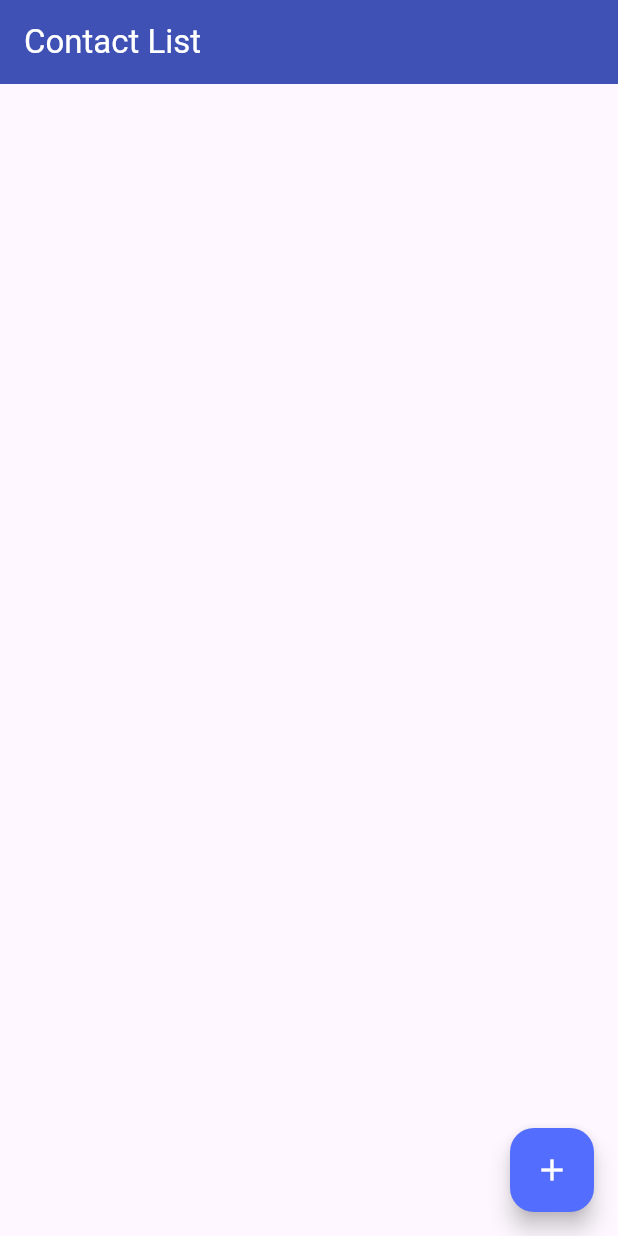
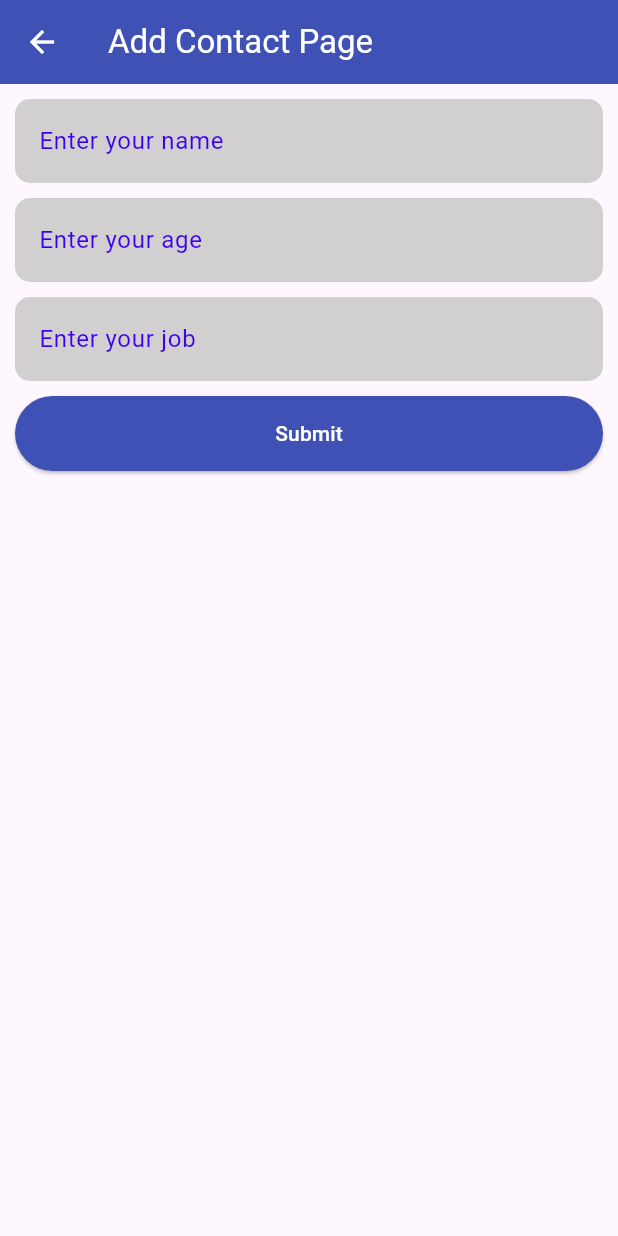
Before and after one commit to shwehnin/contact_app, a Flutter app: the screen it shows after launch, after a tap on the "add" icon, on a phone screen of 412 x 824 dp. Run offline on Flutter 3.47's test engine with Material 3 defaults, Android fonts, the phone set to English and light mode, and no system bars; our stand-ins replace bloc, dio, equatable, flutter_bloc, flutter_slidable, get_it and 1 more; generated files the repository leaves out were written again; network calls fail.

Commit message:
contact add and edit

```diff
--- a/lib/blocs/get/cubit/get_contact_cubit.dart
+++ b/lib/blocs/get/cubit/get_contact_cubit.dart
@@ -1,8 +1,31 @@
 import 'package:bloc/bloc.dart';
 import 'package:equatable/equatable.dart';
+import 'package:contact_app/repo/contact_repository.dart';
+import 'package:contact_app/data/models/contact_model.dart';
 
 part 'get_contact_state.dart';
 
 class GetContactCubit extends Cubit<GetContactState> {
-  GetContactCubit() : super(GetContactInitial());
+  final ContactRepository _contactRepository;
+  GetContactCubit(this._contactRepository) : super(GetContactInitial()) {
+    getContact();
+  }
+
+  void getContact() {
+    emit(GetContactLoading());
+    _contactRepository
+        .getContact()
+        .then((data) => emit(GetContactSuccess(contactList: data)))
+        .catchError(
+            (e) => emit(GetContactFailure(message: "Contact List Error $e")));
+  }
+
+  void deleteContact(String id) {
+    emit(GetContactLoading());
+    _contactRepository
+        .deleteContact(id)
+        .then((data) => getContact())
+        .catchError(
+            (e) => emit(GetContactFailure(message: "Contact delete error $e")));
+  }
 }
--- a/lib/blocs/get/cubit/get_contact_state.dart
+++ b/lib/blocs/get/cubit/get_contact_state.dart
@@ -8,3 +8,23 @@ sealed class GetContactState extends Equatable {
 }
 
 final class GetContactInitial extends GetContactState {}
+
+final class GetContactLoading extends GetContactState {}
+
+final class GetContactSuccess extends GetContactState {
+  final List<ContactModel> contactList;
+
+  const GetContactSuccess({required this.contactList});
+
+  @override
+  List<Object> get props => [contactList];
+}
+
+final class GetContactFailure extends GetContactState {
+  final String message;
+
+  const GetContactFailure({required this.message});
+
+  @override
+  List<Object> get props => [message];
+}
--- a/lib/blocs/post/cubit/post_contact_cubit.dart
+++ b/lib/blocs/post/cubit/post_contact_cubit.dart
@@ -1,8 +1,19 @@
 import 'package:bloc/bloc.dart';
 import 'package:equatable/equatable.dart';
+import 'package:contact_app/repo/contact_repository.dart';
+import 'package:contact_app/data/models/contact_model.dart';
 
 part 'post_contact_state.dart';
 
 class PostContactCubit extends Cubit<PostContactState> {
-  PostContactCubit() : super(PostContactInitial());
+  final ContactRepository _contactRepository;
+  PostContactCubit(this._contactRepository) : super(PostContactInitial());
+
+  void postContact(ContactModel contact) {
+    emit(PostContactLoading());
+    _contactRepository
+        .addContact(contact)
+        .then((data) => emit(PostContactSuccess()))
+        .catchError((e) => "Add Contact Error $e");
+  }
 }
--- a/lib/blocs/post/cubit/post_contact_state.dart
+++ b/lib/blocs/post/cubit/post_contact_state.dart
@@ -8,3 +8,15 @@ sealed class PostContactState extends Equatable {
 }
 
 final class PostContactInitial extends PostContactState {}
+
+final class PostContactLoading extends PostContactState {}
+
+final class PostContactSuccess extends PostContactState {}
+
+final class PostContactFailure extends PostContactState {
+  final String message;
+  const PostContactFailure({required this.message});
+
+  @override
+  List<Object> get props => [message];
+}
--- a/lib/blocs/put/cubit/edit_contact_state.dart
+++ b/lib/blocs/put/cubit/edit_contact_state.dart
@@ -8,3 +8,14 @@ sealed class EditContactState extends Equatable {
 }
 
 final class EditContactInitial extends EditContactState {}
+
+final class EditContactLoading extends EditContactState {}
+
+final class EditContactSuccess extends EditContactState {}
+
+final class EditContactFailure extends EditContactState {
+  final String message;
+  const EditContactFailure({required this.message});
+  @override
+  List<Object> get props => [message];
+}
--- /dev/null
+++ b/lib/components/custom_text_field.dart
@@ -0,0 +1,45 @@
+import 'package:flutter/material.dart';
+
+class CustomTextField extends StatelessWidget {
+  final String hintText;
+  final IconData? suffixIcon;
+  final Widget? prefixIcon;
+  final TextEditingController controller;
+  final String validateText;
+  final TextInputType? keyboardType;
+  const CustomTextField({
+    super.key,
+    required this.hintText,
+    this.suffixIcon,
+    this.prefixIcon,
+    required this.controller,
+    required this.validateText,
+    this.keyboardType,
+  });
+
+  @override
+  Widget build(BuildContext context) {
+    return TextFormField(
+      controller: controller,
+      cursorColor: Color.fromARGB(255, 103, 53, 252),
+      decoration: InputDecoration(
+        filled: true,
+        border: OutlineInputBorder(
+            borderRadius: BorderRadius.circular(10),
+            borderSide: BorderSide.none),
+        fillColor: Color.fromARGB(255, 209, 207, 207),
+        hintText: hintText,
+        suffixIcon: Icon(suffixIcon),
+        prefixIcon: prefixIcon,
+        hintStyle: TextStyle(color: const Color.fromARGB(255, 60, 2, 235)),
+      ),
+      keyboardType: keyboardType,
+      validator: (value) {
+        if (value!.isEmpty) {
+          return validateText;
+        }
+        return null;
+      },
+    );
+  }
+}
--- a/lib/main.dart
+++ b/lib/main.dart
@@ -1,7 +1,12 @@
 import 'package:flutter/material.dart';
+import 'package:flutter_bloc/flutter_bloc.dart';
+import 'package:contact_app/service_locator.dart';
+import 'package:contact_app/blocs/get/cubit/get_contact_cubit.dart';
 import 'package:contact_app/pages/contact/screen/contact_page.dart';
 
 void main() {
+  WidgetsFlutterBinding.ensureInitialized();
+  serviceLocator();
   return runApp(MyContactApp());
 }
 
@@ -24,7 +29,10 @@ class MyContactApp extends StatelessWidget {
           foregroundColor: Colors.white,
         ),
       ),
-      home: ContactPage(),
+      home: BlocProvider<GetContactCubit>(
+        create: (context) => getIt.call(),
+        child: ContactPage(),
+      ),
     );
   }
 }
--- /dev/null
+++ b/lib/pages/contact/screen/add_contact_page.dart
@@ -0,0 +1,42 @@
+import 'package:flutter/material.dart';
+import 'package:flutter_bloc/flutter_bloc.dart';
+import 'package:contact_app/service_locator.dart';
+import 'package:contact_app/pages/contact/widgets/contact_form.dart';
+import 'package:contact_app/blocs/post/cubit/post_contact_cubit.dart';
+
+class AddContactPage extends StatelessWidget {
+  const AddContactPage({super.key});
+
+  @override
+  Widget build(BuildContext context) {
+    return BlocProvider(
+      create: (context) => PostContactCubit(getIt.call()),
+      child: Scaffold(
+        appBar: AppBar(
+          title: Text("Add Contact Page"),
+        ),
+        body: BlocConsumer<PostContactCubit, PostContactState>(
+          listener: (context, state) {
+            if (state is PostContactSuccess) {
+              ScaffoldMessenger.of(context).showSnackBar(
+                  SnackBar(content: Text("Add Contact Successfully!")));
+              Navigator.pop(context, 'success');
+            }
+          },
+          builder: (context, state) {
+            if (state is PostContactLoading) {
+              return Center(
+                child: CircularProgressIndicator(),
+              );
+            } else if (state is PostContactFailure) {
+              return Center(
+                child: Text(state.message),
+              );
+            }
+            return ContactForm();
+          },
+        ),
+      ),
+    );
+  }
+}
--- a/lib/pages/contact/screen/contact_page.dart
+++ b/lib/pages/contact/screen/contact_page.dart
@@ -1,4 +1,9 @@
+import '../widgets/contact_list.dart';
 import 'package:flutter/material.dart';
+import 'package:flutter_bloc/flutter_bloc.dart';
+import 'package:contact_app/data/models/contact_model.dart';
+import 'package:contact_app/blocs/get/cubit/get_contact_cubit.dart';
+import 'package:contact_app/pages/contact/screen/add_contact_page.dart';
 
 class ContactPage extends StatelessWidget {
   const ContactPage({super.key});
@@ -9,11 +14,32 @@ class ContactPage extends StatelessWidget {
       appBar: AppBar(
         title: Text("Contact List"),
       ),
-      body: ListView(
-        children: [],
-      ),
+      body: BlocConsumer<GetContactCubit, GetContactState>(
+          listener: (context, state) {
+        if (state is GetContactFailure) {
+          Center(child: Text("Failed to load contacts"));
+        }
+      }, builder: (context, state) {
+        if (state is GetContactSuccess) {
+          List<ContactModel> contactList = state.contactList;
+          return ListView.builder(
+              itemCount: contactList.length,
+              itemBuilder: (context, index) {
+                return ContactList(contact: contactList[index]);
+              });
+        }
+        return Center(
+          child: CircularProgressIndicator(),
+        );
+      }),
       floatingActionButton: FloatingActionButton(
-        onPressed: () {},
+        onPressed: () async {
+          var result = await Navigator.push(
+              context, MaterialPageRoute(builder: (_) => AddContactPage()));
+          if (result != null && result == 'success') {
+            BlocProvider.of<GetContactCubit>(context).getContact();
+          }
+        },
         child: Icon(Icons.add),
       ),
     );
--- /dev/null
+++ b/lib/pages/contact/widgets/contact_form.dart
@@ -0,0 +1,117 @@
+import 'package:flutter/material.dart';
+import 'package:flutter_bloc/flutter_bloc.dart';
+import 'package:contact_app/data/models/contact_model.dart';
+import 'package:contact_app/components/custom_text_field.dart';
+import 'package:contact_app/blocs/put/cubit/edit_contact_cubit.dart';
+import 'package:contact_app/blocs/post/cubit/post_contact_cubit.dart';
+
+class ContactForm extends StatefulWidget {
+  final ContactModel? contact;
+  const ContactForm({
+    super.key,
+    this.contact,
+  });
+
+  @override
+  State<ContactForm> createState() => _ContactFormState();
+}
+
+class _ContactFormState extends State<ContactForm> {
+  final _formKey = GlobalKey<FormState>();
+  final TextEditingController nameController = TextEditingController();
+  final TextEditingController ageController = TextEditingController();
+  final TextEditingController jobController = TextEditingController();
+
+  @override
+  void initState() {
+    if (widget.contact != null) {
+      nameController.text = widget.contact?.name ?? '';
+      ageController.text = widget.contact?.age?.toString() ?? '';
+      jobController.text = widget.contact?.job ?? '';
+    }
+    super.initState();
+  }
+
+  @override
+  void dispose() {
+    nameController.dispose();
+    ageController.dispose();
+    jobController.dispose();
+    super.dispose();
+  }
+
+  @override
+  Widget build(BuildContext context) {
+    return Form(
+        key: _formKey,
+        child: ListView(
+          padding: EdgeInsets.symmetric(horizontal: 10, vertical: 10),
+          children: [
+            CustomTextField(
+              hintText: 'Enter your name',
+              controller: nameController,
+              validateText: 'Name is required',
+            ),
+            SizedBox(
+              height: 10,
+            ),
+            CustomTextField(
+              hintText: 'Enter your age',
+              controller: ageController,
+              validateText: 'Age is required',
+              keyboardType: TextInputType.number,
+            ),
+            SizedBox(
+              height: 10,
+            ),
+            CustomTextField(
+              hintText: 'Enter your job',
+              controller: jobController,
+              validateText: 'Job is required',
+            ),
+            SizedBox(
+              height: 10,
+            ),
+            ElevatedButton(
+              style: ElevatedButton.styleFrom(
+                minimumSize: Size.fromHeight(50),
+                backgroundColor: Colors.indigo,
+                foregroundColor: Colors.white,
+              ),
+              onPressed: () {
+                if (_formKey.currentState!.validate()) {
+                  _formKey.currentState!.save();
+                  if (widget.contact != null) {
+                    _updateContact();
+                  } else {
+                    _addContact();
+                  }
+                }
+              },
+              child: Text('Submit'),
+            )
+          ],
+        ));
+  }
+
+  void _addContact() {
+    ContactModel contact = ContactModel(
+      name: nameController.text.trim(),
+      age: int.tryParse(ageController.text),
+      job: jobController.text.trim(),
+    );
+    context.read<PostContactCubit>().postContact(contact);
+  }
+
+  void _updateContact() {
+    ContactModel contact = ContactModel(
+      id: widget.contact?.id,
+      name: nameController.text.trim(),
+      job: jobController.text.trim(),
+      age: int.parse(ageController.text),
+    );
+    context
+        .read<EditContactCubit>()
+        .editContact(widget.contact!.id.toString(), contact);
+  }
+}
--- a/lib/service_locator.dart
+++ b/lib/service_locator.dart
@@ -2,10 +2,11 @@ import 'package:dio/dio.dart';
 import 'package:get_it/get_it.dart';
 import 'package:contact_app/data/api/api_service.dart';
 import 'package:contact_app/repo/contact_repository.dart';
+import 'package:contact_app/blocs/get/cubit/get_contact_cubit.dart';
 
 var getIt = GetIt.I;
 
-void locator() {
+void serviceLocator() {
   Dio dio = Dio();
   getIt.registerLazySingleton(() => dio);
 
@@ -14,4 +15,7 @@ void locator() {
 
   ContactRepository contactRepository = ContactRepository(getIt.call());
   getIt.registerLazySingleton(() => contactRepository);
+
+  GetContactCubit getContactCubit = GetContactCubit(getIt.call());
+  getIt.registerLazySingleton(() => getContactCubit);
 }
--- a/lib/utils/constant.dart
+++ b/lib/utils/constant.dart
@@ -1,4 +1,4 @@
 class Constant {
   static const String baseUrl =
-      "https://64b4d0420efb99d86269515d.mockapi.io/news";
+      "https://64b4d0420efb99d86269515d.mockapi.io/";
 }
--- a/pubspec.yaml
+++ b/pubspec.yaml
@@ -42,6 +42,7 @@ dependencies:
   get_it: ^8.0.3
   flutter_slidable: ^3.1.2
   dio: ^5.7.0
+  loadmore: ^2.1.0
 
 dev_dependencies:
   retrofit_generator: '>=8.0.0 <10.0.0' # for Dart 3.3 use ^9.0.0
```
Also changed, not shown: lib/blocs/put/cubit/edit_contact_cubit.dart (+13 -1 lines), lib/data/api/api_service.dart (+4 -4 lines), lib/pages/contact/screen/edit_contact_page.dart (added, +46 -0 lines), lib/pages/contact/widgets/contact_list.dart (added, +62 -0 lines), lib/data/api/api_service.g.dart, pubspec.lock.
